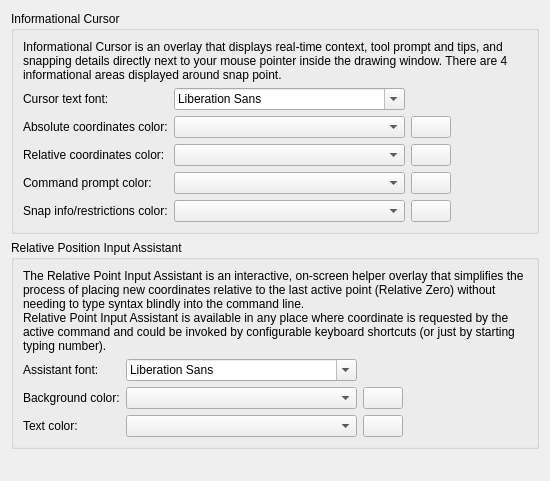
This is librecad/src/ui/dialogs/settings/options_drafting/pages/theme/lc_settings_page_drafting_theme_info_cursor.ui in sand1024/LibreCAD as Qt 5 draws it before an edit. The edited form follows.
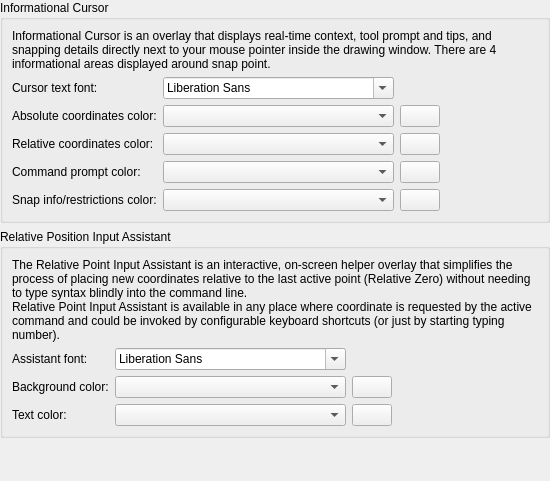
This is the edited form. Custom widgets are drawn as their Qt base class.

Commit message: generic setting and drawfting settings dialogs cleanup

```diff
--- a/librecad/src/ui/dialogs/settings/options_drafting/pages/theme/lc_settings_page_drafting_theme_info_cursor.ui
+++ b/librecad/src/ui/dialogs/settings/options_drafting/pages/theme/lc_settings_page_drafting_theme_info_cursor.ui
@@ -11,6 +11,18 @@
    </rect>
   </property>
   <layout class="QVBoxLayout" name="mainLayout">
+   <property name="leftMargin">
+    <number>0</number>
+   </property>
+   <property name="topMargin">
+    <number>0</number>
+   </property>
+   <property name="rightMargin">
+    <number>0</number>
+   </property>
+   <property name="bottomMargin">
+    <number>0</number>
+   </property>
    <item>
     <widget class="QGroupBox" name="gbInfoCursor">
      <property name="title">
```
Lines whose indentation alone changed are shown as unchanged. The commit also changes 40 other files.
